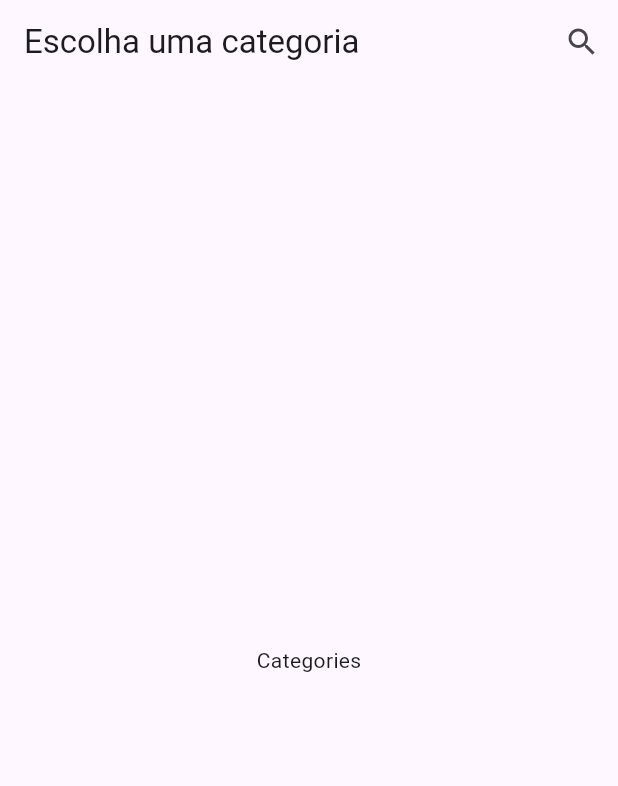
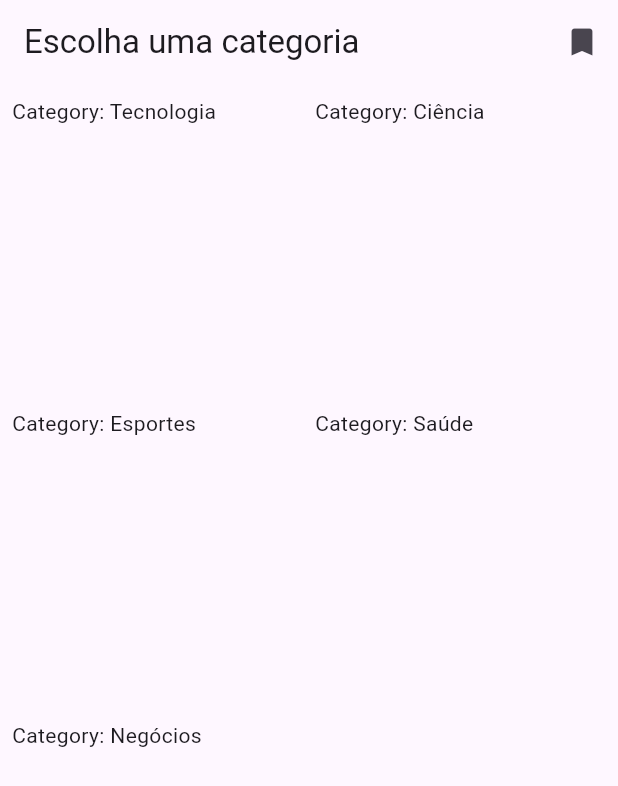
Before and after one commit to FIAP/flutter_clean_architecture_application, a Flutter app: the screen it shows after launch, on a phone screen of 412 x 824 dp. Shown: the top 786 px of the screen. Run offline on Flutter 3.47's test engine with Material 3 defaults, Android fonts, the phone set to English and light mode, and no system bars; our stand-ins replace dio, floor, sqflite; accounts and stored records are empty; generated files the repository leaves out were written again.

Commit message:
add categories grid view, update app bar icon, add assets image and categories conts into utils

```diff
--- a/lib/screens/categories.dart
+++ b/lib/screens/categories.dart
@@ -1,4 +1,5 @@
 import 'package:flutter/material.dart';
+import 'package:flutter_clean_architecture_application/utils/const/categories.dart';
 
 class Categories extends StatelessWidget {
   const Categories({super.key});
@@ -11,14 +12,25 @@ class Categories extends StatelessWidget {
               title: const Text('Escolha uma categoria'),
               actions: [
                 IconButton(
-            icon: const Icon(Icons.search),
+                  icon: const Icon(Icons.bookmark),
                   onPressed: () {
                     // Navigate to the search screen
                   },
                 ),
               ],
             ),
-      body: const Center(child: Text('Categories')),
-    ));
+            body: Padding(
+              padding: const EdgeInsets.all(8),
+              child: GridView(
+                  gridDelegate: const SliverGridDelegateWithFixedCrossAxisCount(
+                    crossAxisCount: 2,
+                    crossAxisSpacing: 8,
+                    mainAxisSpacing: 8,
+                    mainAxisExtent: 200,
+                  ),
+                  children:
+                    categories.keys.map((e) => Text("Category: ${categories[e]}")).toList(),
+                  ),
+            )));
   }
 }
--- /dev/null
+++ b/lib/utils/const/categories.dart
@@ -0,0 +1,9 @@
+const String imagePath = "assets/images/";
+
+const Map<String, String> categories = {
+  'technology': 'Tecnologia',
+  'science': 'Ciência',
+  'sports': 'Esportes',
+  'health': 'Saúde',
+  'business': 'Negócios',
+};
--- a/pubspec.yaml
+++ b/pubspec.yaml
@@ -23,3 +23,5 @@ dev_dependencies:
 
 flutter:
   uses-material-design: true
+  assets:
+    - assets/images/
```
Also changed, not shown: assets/images/creatures.png (added), assets/images/equipment.png (added), assets/images/materials.png (added), assets/images/monsters.png (added), assets/images/treasure.png (added). Lines whose indentation alone changed are shown as unchanged.
